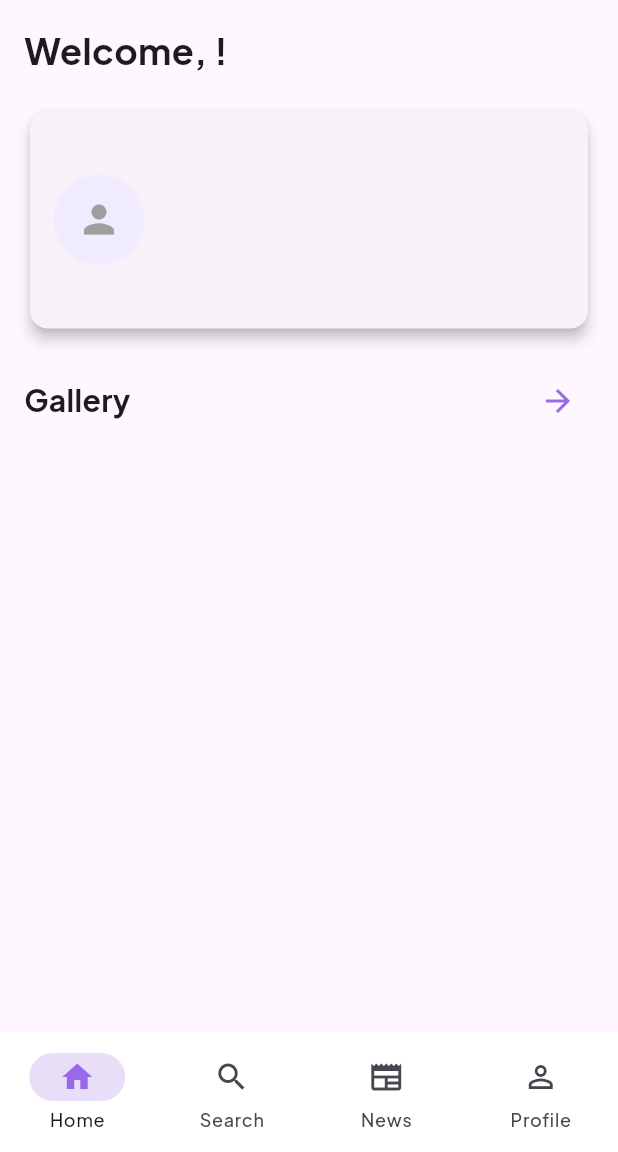
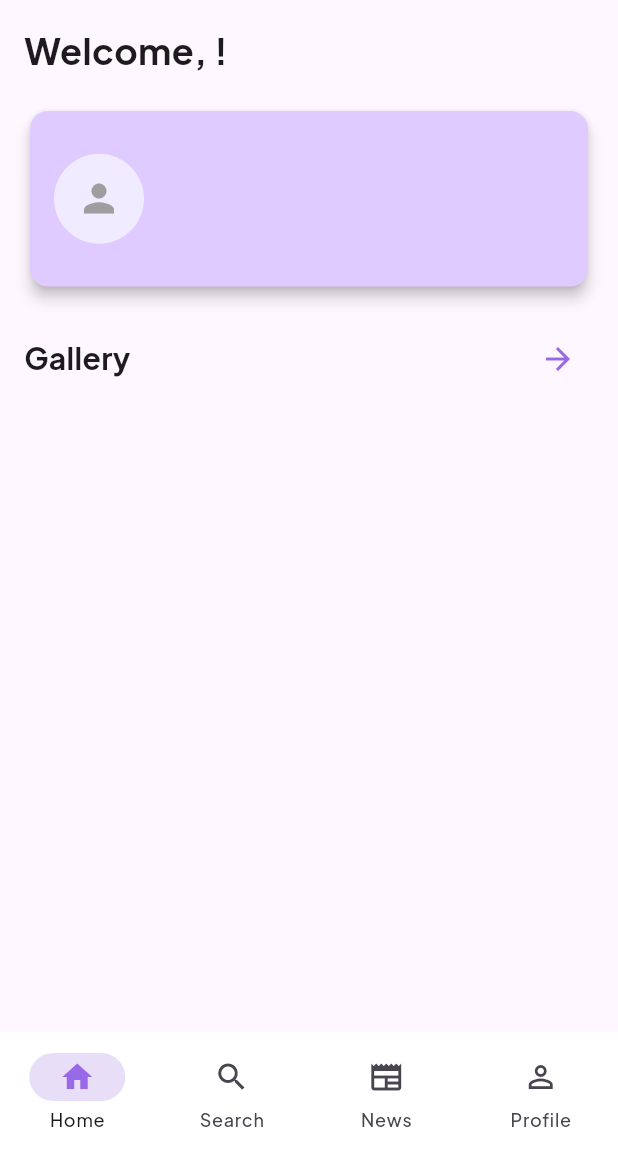
Before and after one commit to Rajvardhan-Desai/AlumniConnect, a Flutter app: the screen it shows once a user with an empty profile is signed in, on a phone screen of 412 x 824 dp, the part 84-1236 px from its top. Run offline on Flutter 3.47's test engine with Material 3 defaults, Android fonts, the phone set to English and light mode, and no system bars; drawn by our look-alikes of carousel_slider; our stand-ins replace cached_network_image, firebase_auth, firebase_core, firebase_database, firebase_storage, flutter_blurhash and 8 more; missing offline and left inert: blurhash_dart; accounts and stored records are empty.

Commit message:
removed email on user info card

```diff
--- a/lib/widgets/user_info_card.dart
+++ b/lib/widgets/user_info_card.dart
@@ -22,6 +22,7 @@ class UserInfoCard extends StatelessWidget {
   @override
   Widget build(BuildContext context) {
     return Card(
+      color: const Color(0xffdfcbff),
       elevation: 4,
       shape: RoundedRectangleBorder(
         borderRadius: BorderRadius.circular(12),
@@ -30,7 +31,7 @@ class UserInfoCard extends StatelessWidget {
         padding: const EdgeInsets.all(16.0),
         child: Row(
           children: [
-            UserAvatar(imageUrl: imageUrl, blurHash: blurHash,radius: 30.0),
+            UserAvatar(imageUrl: imageUrl, blurHash: blurHash,radius: 30.0,iconSize: 30),
             const SizedBox(width: 20),
             Expanded(
               child: Column(
@@ -45,28 +46,19 @@ class UserInfoCard extends StatelessWidget {
                   ),
                   const SizedBox(height: 5),
                   Text(
-                    userEmail,
-                    style: const TextStyle(
+                    userCourse,
+                    style: TextStyle(
                       fontSize: 16.0,
-                      color: Colors.grey,
-                    ),
-                    overflow: TextOverflow.ellipsis,
-                  ),
-                  const SizedBox(height: 5),
-                  Text(
-                    userCourse,
-                    style: const TextStyle(
-                      fontSize: 16.0,
-                      color: Colors.grey,
+                      color: Colors.grey[700],
                     ),
                     overflow: TextOverflow.ellipsis,
                   ),
                   const SizedBox(height: 5),
                   Text(
                     userYear,
-                    style: const TextStyle(
+                    style: TextStyle(
                       fontSize: 16.0,
-                      color: Colors.grey,
+                      color: Colors.grey[700],
                     ),
                     overflow: TextOverflow.ellipsis,
                   ),
```
